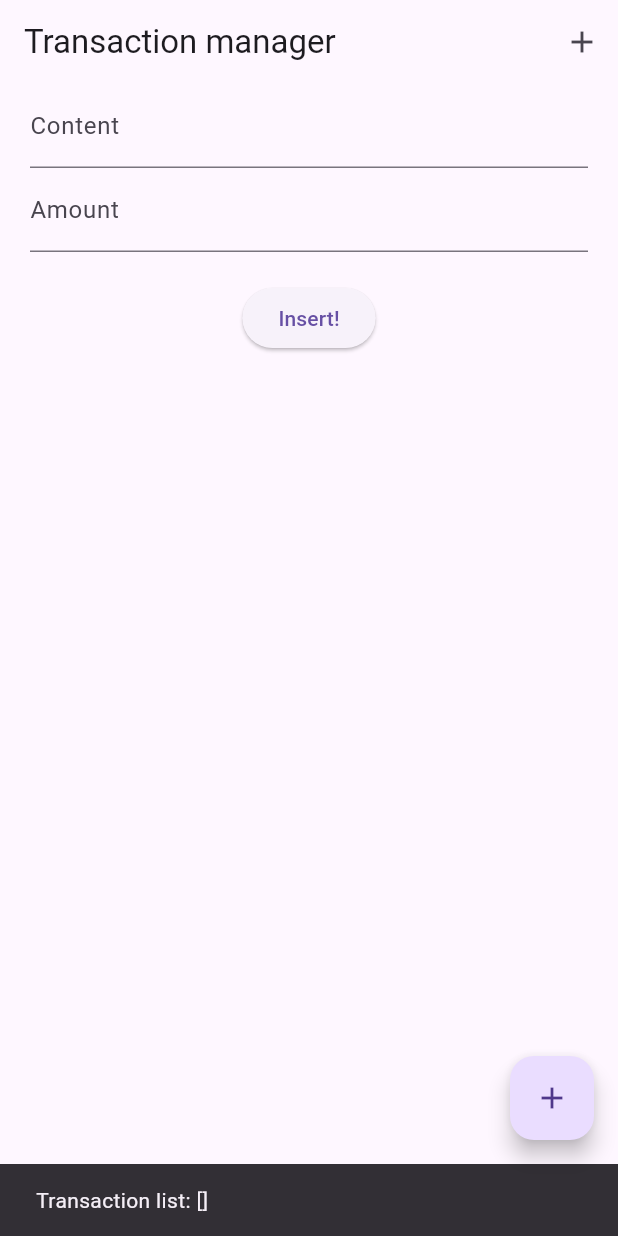
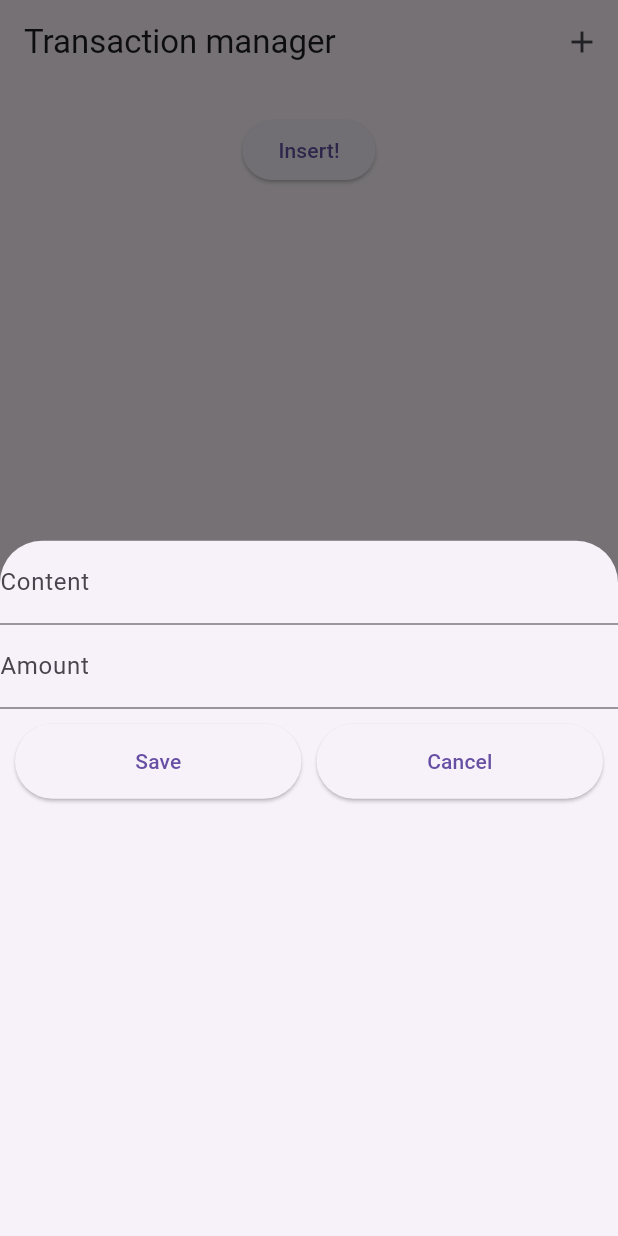
Before and after one commit to nguyenhuyttns/Flutter, a Flutter app: the screen it shows after launch, after a tap on "Insert!", on a phone screen of 412 x 824 dp. Run offline on Flutter 3.47's test engine with Material 3 defaults, Android fonts, the phone set to English and light mode, and no system bars.

Commit message:
Hien thi va tuy bien Modal Button Sheet

```diff
--- a/myapp/lib/MyApp.dart
+++ b/myapp/lib/MyApp.dart
@@ -41,39 +41,11 @@ class _MyApp extends State<MyApp> {
     _amountController.text = "";
   }
 
-  @override
-  Widget build(BuildContext context) {
-    return MaterialApp(
-      debugShowCheckedModeBanner: false,
-      home: Scaffold(
-        appBar: AppBar(
-          title: const Text("Transaction manager"),
-          actions: [
-            IconButton(
-              onPressed: () {
-                setState(() {
-                  _insetTransaction();
-                });
-              },
-              icon: Icon(Icons.add),
-            ),
-          ],
-        ),
-        floatingActionButton: FloatingActionButton(
-            tooltip: "Add transaction",
-            child: Icon(Icons.add),
-            onPressed: () {
-              setState(() {
-                _insetTransaction();
-              });
-            }),
-        body: SafeArea(
-          // Vùng an toàn để không đụng vào layout
-          minimum: const EdgeInsets.only(
-              left: 20, right: 20), // Khoảng cách an toàn tối thiểu
-          child: SingleChildScrollView(
-            child: Column(
-              mainAxisAlignment: MainAxisAlignment.start,
+  void _onButtonShowModalSheet() {
+    showModalBottomSheet(
+      context: context,
+      builder: (context) {
+        return Column(
           children: [
             TextField(
               decoration: const InputDecoration(
@@ -95,14 +67,81 @@ class _MyApp extends State<MyApp> {
                 _transaction.amount = int.tryParse(text) ?? 0;
               },
             ),
+            Container(
+              padding: EdgeInsets.all(10),
+              child: Row(
+                mainAxisAlignment: MainAxisAlignment.spaceAround,
+                children: [
+                  Expanded(
+                    child: SizedBox(
+                      height: 50,
+                      child: ElevatedButton(
+                        onPressed: () {
+                          print("save");
+                          setState(() {
+                            _insetTransaction();
+                          });
+                        },
+                        child: Text("Save"),
+                      ),
+                    ),
+                  ),
+                  Padding(padding: EdgeInsets.only(left: 10)),
+                  Expanded(
+                    child: SizedBox(
+                      height: 50,
+                      child: ElevatedButton(
+                          onPressed: () {
+                            print("cancel");
+                          },
+                          child: Text("Cancel")),
+                    ),
+                  ),
+                ],
+              ),
+            )
+          ],
+        );
+      },
+    );
+  }
+
+  @override
+  Widget build(BuildContext context) {
+    return Scaffold(
+      appBar: AppBar(
+        title: const Text("Transaction manager"),
+        actions: [
+          IconButton(
+            onPressed: () {
+              setState(() {
+                _insetTransaction();
+              });
+            },
+            icon: Icon(Icons.add),
+          ),
+        ],
+      ),
+      floatingActionButton: FloatingActionButton(
+          tooltip: "Add transaction",
+          child: Icon(Icons.add),
+          onPressed: () {
+            _onButtonShowModalSheet();
+          }),
+      body: SafeArea(
+        // Vùng an toàn để không đụng vào layout
+        minimum: const EdgeInsets.only(
+            left: 20, right: 20), // Khoảng cách an toàn tối thiểu
+        child: SingleChildScrollView(
+          child: Column(
+            //in this lesson we will replace the input with "Model Bottom Sheet"
+            mainAxisAlignment: MainAxisAlignment.start,
+            children: [
               const SizedBox(height: 20),
               Builder(
                 builder: (context) => ElevatedButton(
                   onPressed: () {
-                      setState(() {
-                        this._insetTransaction();
-                      });
-
+                    _onButtonShowModalSheet();
                     //display the list below
                     ScaffoldMessenger.of(context).showSnackBar(
                       SnackBar(
@@ -121,7 +160,6 @@ class _MyApp extends State<MyApp> {
           ),
         ),
       ),
-      ),
     );
   }
 }
--- a/myapp/lib/main.dart
+++ b/myapp/lib/main.dart
@@ -2,7 +2,8 @@ import 'package:flutter/material.dart';
 import 'package:myapp/MyApp.dart';
 
 void main() {
-  runApp(
-    const MyApp(),
-  );
+  runApp(MaterialApp(
+    title: "Transaction app",
+    home: MyApp(),
+  ));
 }
```
Lines whose indentation alone changed are shown as unchanged.
